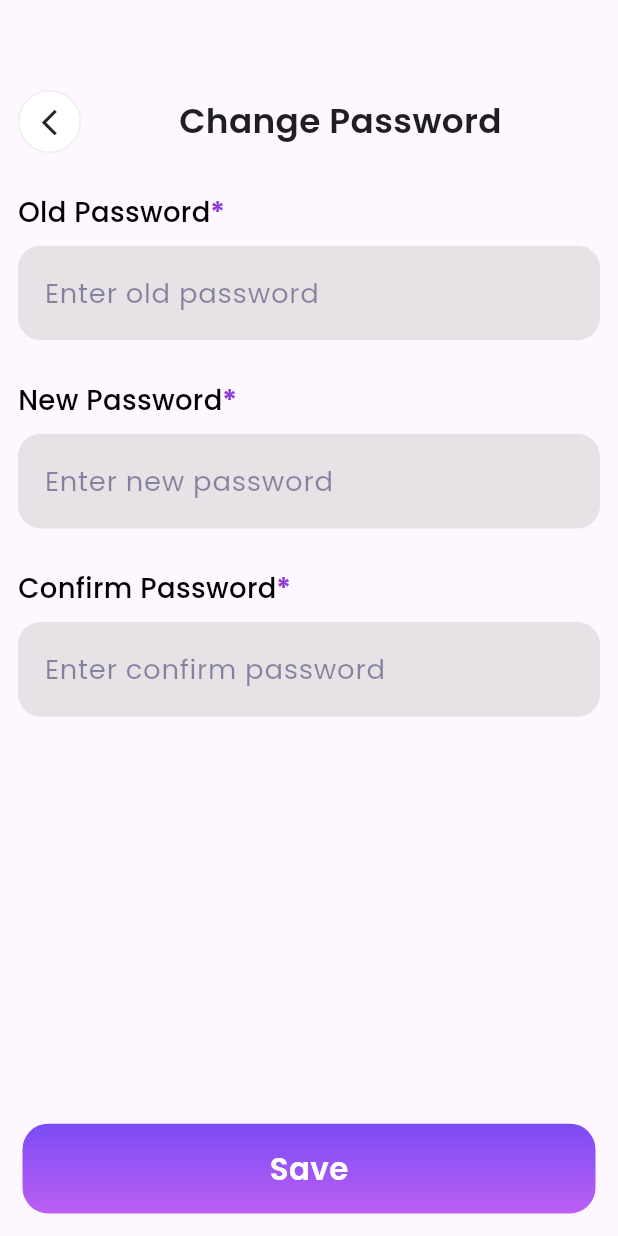
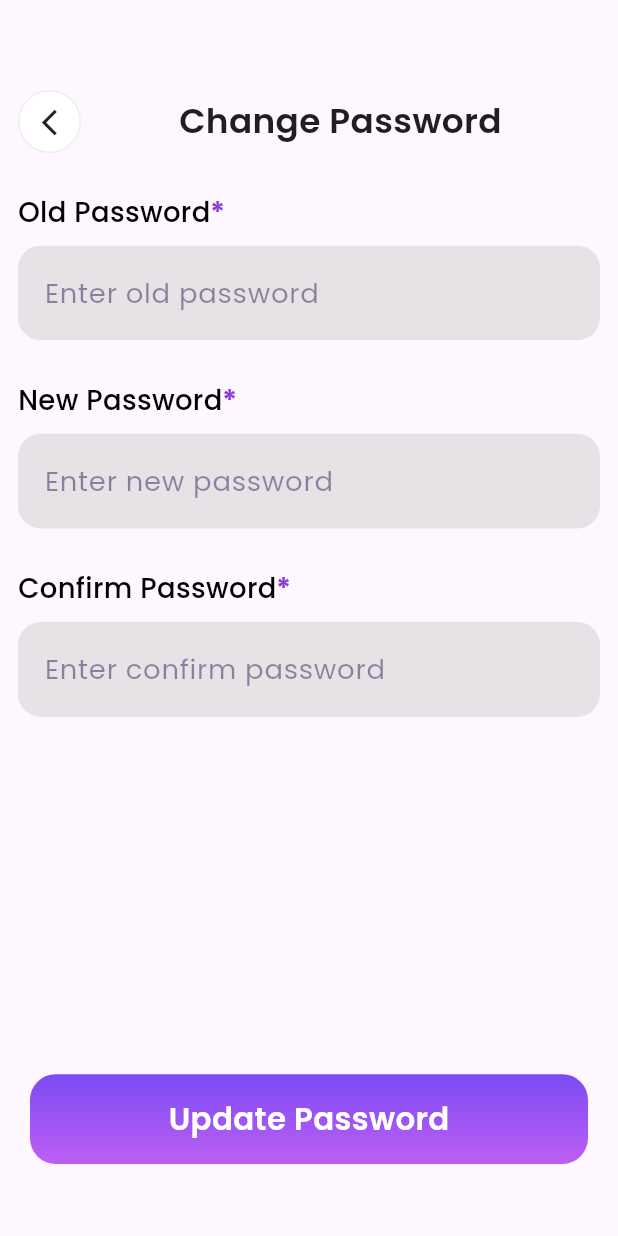
Before and after one commit to Tarikul-Islam-Shykat/mayuranpadayach, a Flutter app: the ChangePasword screen opened by its route, on a phone screen of 412 x 824 dp. Run offline on Flutter 3.47's test engine with Material 3 defaults, Android fonts, the phone set to English and light mode, and no system bars; our stand-ins replace cached_network_image, device_preview, flutter_card_swiper, flutter_easyloading, flutter_screenutil, fluttertoast and 8 more; accounts and stored records are empty; statements that could not run were skipped.

Commit message:
password change password

```diff
--- a/lib/core/network_caller/endpoints.dart
+++ b/lib/core/network_caller/endpoints.dart
@@ -2,6 +2,7 @@ class Urls {
   static const String baseUrl = 'https://mayuranpadayach.vercel.app/api/v1';
   static const String signUp = '$baseUrl/users/register';
   static const String verifyOTP = '$baseUrl/auth/verify-otp';
+  static const String changePassword = '$baseUrl/auth/change-password';
 
   // --------------------------------------
   static const String login = '$baseUrl/auth/login';
--- a/lib/core/network_caller/network_config.dart
+++ b/lib/core/network_caller/network_config.dart
@@ -17,7 +17,7 @@ class NetworkConfig {
     if (await InternetConnectionChecker().hasConnection) {
       var header = <String, String>{"Content-type": "application/json"};
       if (is_auth == true) {
-        header["Authorization"] = "Bearer ${sh.getString("token")}";
+        header["Authorization"] = "${sh.getString("token")}";
       }
 
       if (method.name == RequestMethod.GET.name) {
@@ -58,7 +58,9 @@ class NetworkConfig {
           if (req.statusCode == 200) {
             return json.decode(req.body);
           } else {
-            throw Exception("Server Error");
+            return json.decode(req.body);
+
+            //  throw Exception("Server Error");
           }
         } catch (e) {
           ShowError(e);
--- a/lib/feature/profile_screen/view/change_pasword.dart
+++ b/lib/feature/profile_screen/view/change_pasword.dart
@@ -2,6 +2,7 @@ import 'package:flutter/material.dart';
 import 'package:flutter_screenutil/flutter_screenutil.dart';
 import 'package:get/get.dart';
 import 'package:google_fonts/google_fonts.dart';
+import 'package:prettyrini/core/global_widegts/loading_screen.dart';
 import 'package:prettyrini/feature/auth/widget/custom_booton_widget.dart';
 import 'package:prettyrini/feature/auth/widget/text_field_title.dart';
 import '../../../core/const/app_colors.dart';
@@ -11,7 +12,8 @@ import '../widget/round_back_button.dart';
 
 class ChangePasword extends StatelessWidget {
   ChangePasword({super.key});
-  final controller = Get.put(ChangePaswordController());
+  ChangePaswordController changePaswordController =
+      Get.put(ChangePaswordController());
   @override
   Widget build(BuildContext context) {
     return Scaffold(
@@ -25,7 +27,9 @@ class ChangePasword extends StatelessWidget {
               mainAxisAlignment: MainAxisAlignment.start,
               crossAxisAlignment: CrossAxisAlignment.center,
               children: [
-                roundBackButton(()=>Get.back(),),
+                roundBackButton(
+                  () => Get.back(),
+                ),
                 //SizedBox(width: 50.w,),
                 Expanded(
                   child: Text(
@@ -39,8 +43,6 @@ class ChangePasword extends StatelessWidget {
                 ),
               ],
             ),
-
-
             SizedBox(height: 20.h),
             Expanded(
               child: Column(
@@ -51,7 +53,7 @@ class ChangePasword extends StatelessWidget {
                   CustomAuthField(
                     radiusValue2: 15,
                     radiusValue: 15,
-                    controller: controller.oldpaswordController,
+                    controller: changePaswordController.oldpaswordController,
                     hintText: 'Enter old password',
                   ),
                   SizedBox(
@@ -61,7 +63,7 @@ class ChangePasword extends StatelessWidget {
                   CustomAuthField(
                     radiusValue2: 15,
                     radiusValue: 15,
-                    controller: controller.newpaswordController,
+                    controller: changePaswordController.newpaswordController,
                     hintText: 'Enter new password',
                   ),
                   SizedBox(
@@ -71,27 +73,30 @@ class ChangePasword extends StatelessWidget {
                   CustomAuthField(
                     radiusValue2: 15,
                     radiusValue: 15,
-                    controller: controller.confirmpaswordController,
+                    controller:
+                        changePaswordController.confirmpaswordController,
                     hintText: 'Enter confirm password',
                   ),
                 ],
               ),
             ),
-          ],
-        ),
-      ),
-      bottomNavigationBar: Padding(
-        padding: const EdgeInsets.all(15.0),
-        child: Column(
-          mainAxisSize: MainAxisSize.min,
-          children: [
-            CustomButton(
-                onTap: () {},
-                title: Text(
-                  "Save",
-                  style: GoogleFonts.poppins(
-                      fontWeight: FontWeight.w600, fontSize: 18.sp,color: AppColors.whiteColor),
-                )),
+            Obx(() => changePaswordController.isUpdatePasswordLoading.value
+                ? btnLoading()
+                : Padding(
+                    padding: const EdgeInsets.all(8.0),
+                    child: CustomButton(
+                        onTap: changePaswordController.changePassword,
+                        title: Text(
+                          "Update Password",
+                          style: GoogleFonts.poppins(
+                              fontWeight: FontWeight.w600,
+                              fontSize: 18.sp,
+                              color: AppColors.whiteColor),
+                        )),
+                  )),
+            SizedBox(
+              height: 40,
+            )
           ],
         ),
       ),
```
Also changed, not shown: lib/feature/profile_screen/controller/change_pasword_controller.dart (+33 -34 lines), 3 other files.
